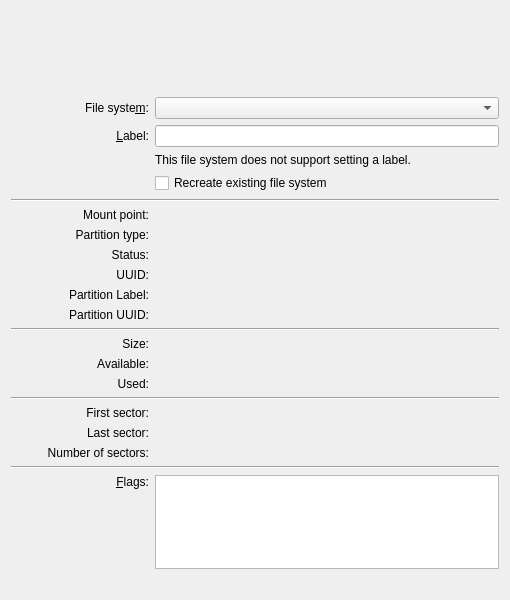
First picture: the form in src/gui/partpropswidgetbase.ui, repository KDE/partitionmanager, before the edit.
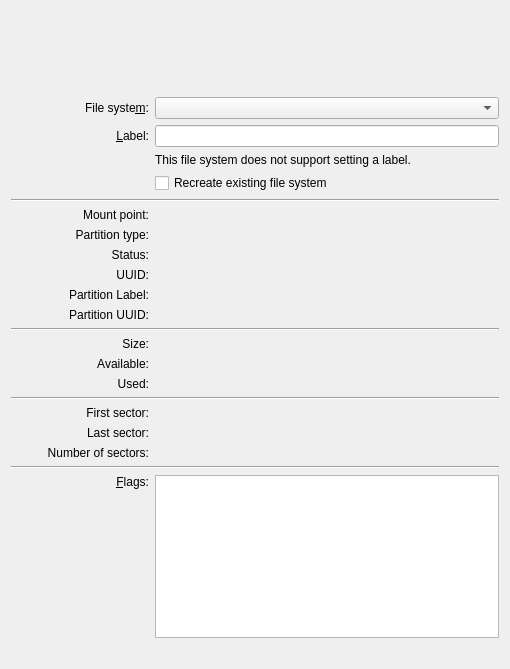
Second picture: the form after the edit. Custom widgets are drawn as their Qt base class.

```diff
--- a/src/gui/partpropswidgetbase.ui
+++ b/src/gui/partpropswidgetbase.ui
@@ -7,7 +7,7 @@
     <x>0</x>
     <y>0</y>
     <width>506</width>
-    <height>600</height>
+    <height>669</height>
    </rect>
   </property>
   <layout class="QGridLayout" name="gridLayout">
```
Left out of the diff: 6 changed lines with no effect on the pictures.
